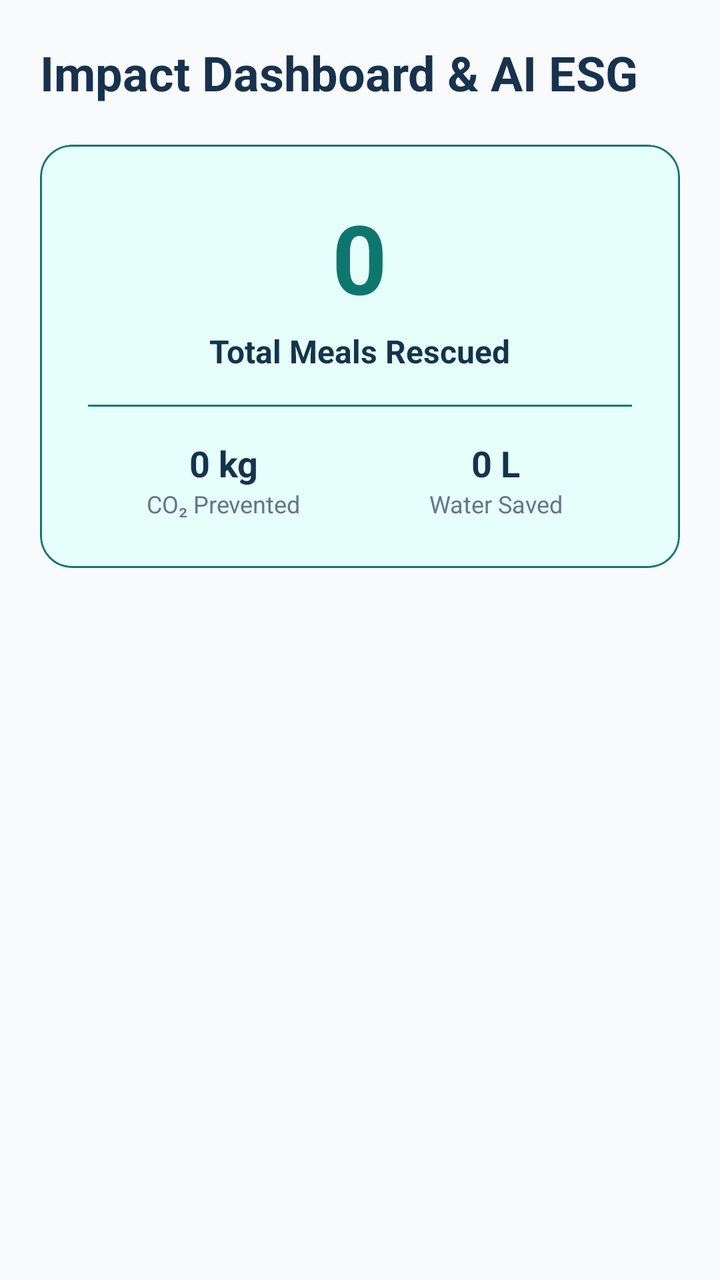
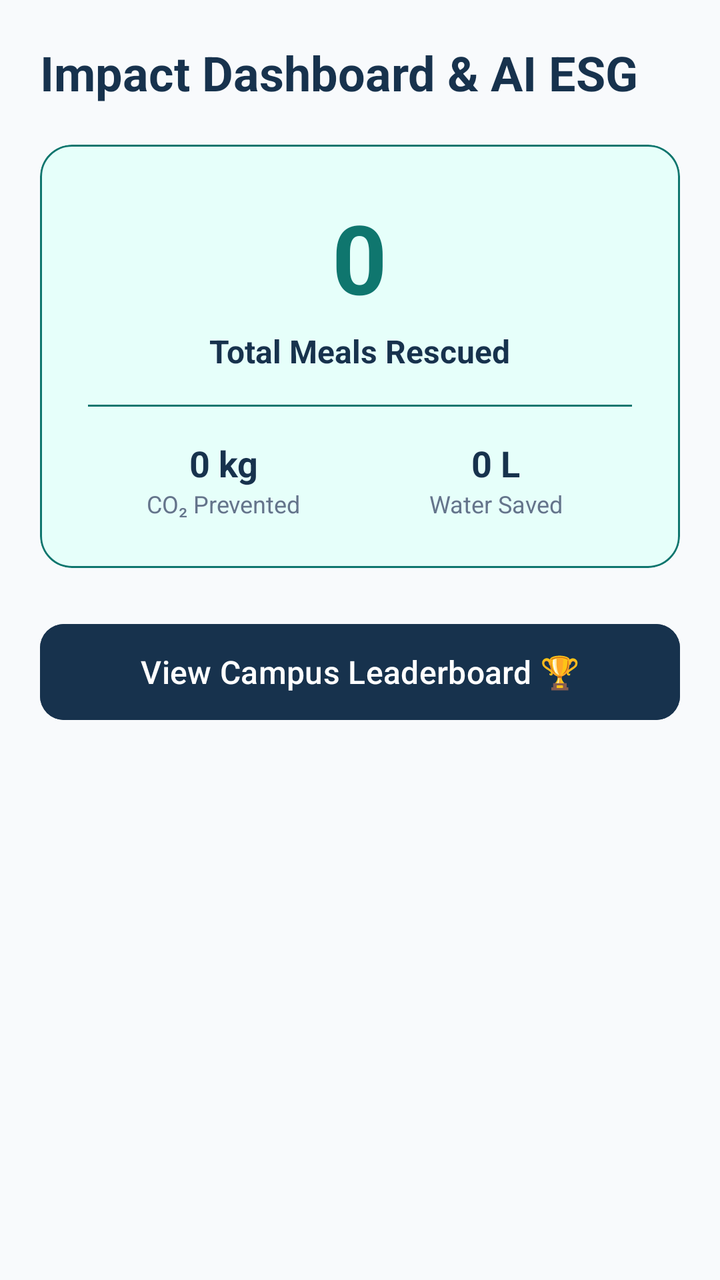

Two renders of the same Android screen: before a commit and after it. Below are the layout's source before the change and the commit's diff.
<!-- AndroidManifest.xml: application theme Theme.SharePlate -->
<!-- res/layout/fragment_impact_dashboard.xml -->
<?xml version="1.0" encoding="utf-8"?>
<ScrollView xmlns:android="http://schemas.android.com/apk/res/android"
    xmlns:app="http://schemas.android.com/apk/res-auto"
    android:layout_width="match_parent"
    android:layout_height="match_parent"
    android:background="@color/surface_bg"
    android:fillViewport="true">

    <LinearLayout
        android:layout_width="match_parent"
        android:layout_height="wrap_content"
        android:orientation="vertical"
        android:padding="20dp">

        <TextView
            android:layout_width="wrap_content"
            android:layout_height="wrap_content"
            android:text="Impact Dashboard &amp; AI ESG"
            android:textColor="@color/dark_navy"
            android:textSize="24sp"
            android:textStyle="bold" />

        <com.google.android.material.card.MaterialCardView
            android:layout_width="match_parent"
            android:layout_height="wrap_content"
            android:layout_marginTop="20dp"
            app:cardBackgroundColor="@color/mint_bg"
            app:cardCornerRadius="16dp"
            app:strokeColor="@color/primary_teal"
            app:strokeWidth="1dp">

            <LinearLayout
                android:layout_width="match_parent"
                android:layout_height="wrap_content"
                android:gravity="center"
                android:orientation="vertical"
                android:padding="24dp">

                <TextView
                    android:id="@+id/tvMealsRescuedCount"
                    android:layout_width="wrap_content"
                    android:layout_height="wrap_content"
                    android:text="0"
                    android:textColor="@color/primary_teal"
                    android:textSize="48sp"
                    android:textStyle="bold" />

                <TextView
                    android:layout_width="wrap_content"
                    android:layout_height="wrap_content"
                    android:layout_marginTop="4dp"
                    android:text="Total Meals Rescued"
                    android:textColor="@color/dark_navy"
                    android:textSize="16sp"
                    android:textStyle="bold" />

                <View
                    android:layout_width="match_parent"
                    android:layout_height="1dp"
                    android:layout_marginVertical="16dp"
                    android:background="@color/primary_teal" />

                <LinearLayout
                    android:layout_width="match_parent"
                    android:layout_height="wrap_content"
                    android:gravity="center"
                    android:orientation="horizontal">

                    <LinearLayout
                        android:layout_width="0dp"
                        android:layout_height="wrap_content"
                        android:layout_weight="1"
                        android:gravity="center"
                        android:orientation="vertical">

                        <TextView
                            android:id="@+id/tvCo2Avoided"
                            android:layout_width="wrap_content"
                            android:layout_height="wrap_content"
                            android:text="0 kg"
                            android:textColor="@color/dark_navy"
                            android:textSize="18sp"
                            android:textStyle="bold" />

                        <TextView
                            android:layout_width="wrap_content"
                            android:layout_height="wrap_content"
                            android:text="CO₂ Prevented"
                            android:textColor="@color/text_secondary"
                            android:textSize="12sp" />
                    </LinearLayout>

                    <LinearLayout
                        android:layout_width="0dp"
                        android:layout_height="wrap_content"
                        android:layout_weight="1"
                        android:gravity="center"
                        android:orientation="vertical">

                        <TextView
                            android:id="@+id/tvWaterSaved"
                            android:layout_width="wrap_content"
                            android:layout_height="wrap_content"
                            android:text="0 L"
                            android:textColor="@color/dark_navy"
                            android:textSize="18sp"
                            android:textStyle="bold" />

                        <TextView
                            android:layout_width="wrap_content"
                            android:layout_height="wrap_content"
                            android:text="Water Saved"
                            android:textColor="@color/text_secondary"
                            android:textSize="12sp" />
                    </LinearLayout>
                </LinearLayout>

            </LinearLayout>
        </com.google.android.material.card.MaterialCardView>

    </LinearLayout>
</ScrollView>
<!-- resources referenced by this layout -->
<resources>
  <color name="dark_navy">#17324D</color>
  <color name="mint_bg">#E6FFFA</color>
  <color name="primary_teal">#0F766E</color>
  <color name="surface_bg">#F8FAFC</color>
  <color name="text_secondary">#64748B</color>
  <style name="Theme.SharePlate" parent="Base.Theme.SharePlate" />
  <style name="Base.Theme.SharePlate" parent="Theme.Material3.DayNight.NoActionBar">
          <item name="colorPrimary">@color/primary_teal</item>
          <item name="colorSecondary">@color/dark_navy</item>
          <item name="android:colorBackground">@color/surface_bg</item>
          <item name="colorSurface">@color/white</item>
      </style>
  <color name="white">#FFFFFF</color>
</resources>

<!-- the commit's change to res/layout/fragment_impact_dashboard.xml (unified diff, before → after) -->
@@ -32,6 +32,7 @@
             <LinearLayout
                 android:layout_width="match_parent"
                 android:layout_height="wrap_content"
+                android:baselineAligned="false"
                 android:gravity="center"
                 android:orientation="vertical"
                 android:padding="24dp">
@@ -63,6 +64,7 @@
                 <LinearLayout
                     android:layout_width="match_parent"
                     android:layout_height="wrap_content"
+                    android:baselineAligned="false"
                     android:gravity="center"
                     android:orientation="horizontal">
 
@@ -118,5 +120,16 @@
             </LinearLayout>
         </com.google.android.material.card.MaterialCardView>
 
+        <com.google.android.material.button.MaterialButton
+            android:id="@+id/btnViewLeaderboard"
+            android:layout_width="match_parent"
+            android:layout_height="56dp"
+            android:layout_marginTop="24dp"
+            android:backgroundTint="@color/dark_navy"
+            android:text="View Campus Leaderboard 🏆"
+            android:textColor="@color/white"
+            android:textSize="16sp"
+            app:cornerRadius="12dp" />
+
     </LinearLayout>
 </ScrollView>
